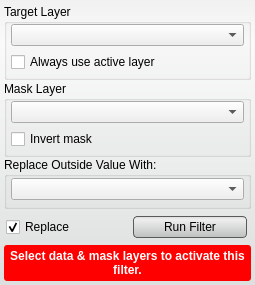
SCIInstitute/Seg3D, file src/Interface/ToolInterface/MaskDataFilterInterface.ui: the form before one commit.
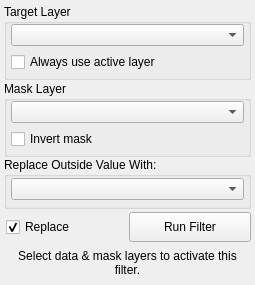
The form after the commit. Custom widgets are drawn as their Qt base class.

What changed in the file:
```diff
--- a/src/Interface/ToolInterface/MaskDataFilterInterface.ui
+++ b/src/Interface/ToolInterface/MaskDataFilterInterface.ui
@@ -19,33 +19,6 @@
   <property name="windowTitle">
    <string>Mask Data Filter</string>
   </property>
-  <property name="styleSheet">
-   <string notr="true">QWidget#MaskDataFilterInterface{
-  border-radius: 3px;
-  background-color: qlineargradient(spread:pad, x1:0.5, y1:0, x2:0.5, y2:0.960227, stop:0 rgba(241, 241, 241, 255), stop:0.155779 rgba(250, 250, 250, 255), stop:1 rgba(222, 224, 224, 255));      
-}
-
-QPushButton{
-  background-color: qlineargradient(spread:pad, x1:0.5, y1:0, x2:0.5, y2:0.960227, stop:0 rgba(221, 221, 221, 255), stop:0.155779 rgba(238, 238, 238, 255), stop:1 rgba(192, 194, 194, 255));
-  border-radius: 4px;
-  border: 1px solid rgb(90, 90, 90);
-  margin:4px;
-}
-
-QPushButton:hover{
-  background-color: qlineargradient(spread:pad, x1:0.5, y1:0, x2:0.5, y2:1, stop:0 rgba(195, 195, 195, 255), stop:0.253769 rgba(206, 206, 206, 255), stop:1 rgba(185, 185, 185, 255));
-  border-radius: 4px;
-  border: 1px solid rgb(90, 90, 90);
-  margin:4px;
-}
-
-QPushButton:pressed{
-  background-color: qlineargradient(spread:pad, x1:0.5, y1:0, x2:0.5, y2:1, stop:0 rgba(150, 150, 150, 255), stop:0.753769 rgba(206, 206, 206, 255), stop:1 rgba(185, 185, 185, 255));
-  border-radius: 4px;
-  border: 1px solid rgb(90, 90, 90);
-  margin:4px;
-}</string>
-  </property>
   <layout class="QVBoxLayout" name="verticalLayout">
    <property name="spacing">
     <number>2</number>
@@ -317,17 +290,6 @@
        <height>32</height>
       </size>
      </property>
-     <property name="styleSheet">
-      <string notr="true">QLabel#message_{
-  color: white;
-  font: bold;
-}
-
-QWidget#message_alert_{
-  border-radius: 3px;
-  background-color: red;
-}</string>
-     </property>
      <layout class="QHBoxLayout" name="horizontalLayout_5">
       <property name="spacing">
        <number>0</number>
```
Left out of the diff: 3 changed lines with no effect on the pictures.
